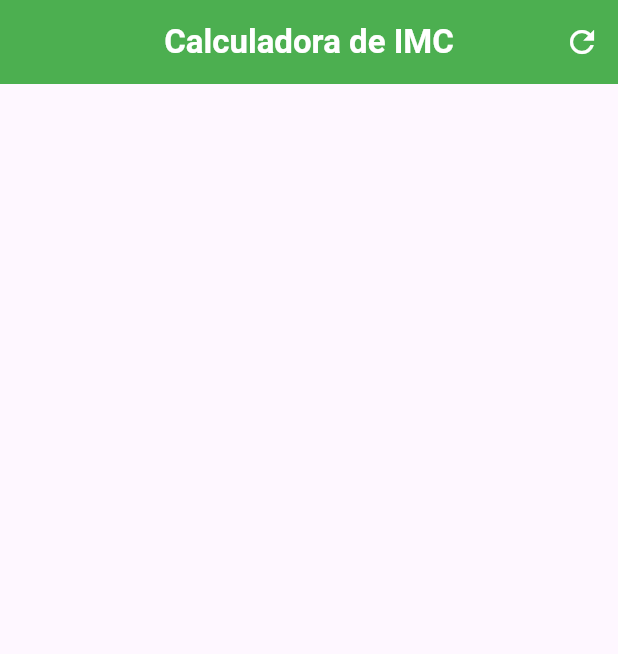
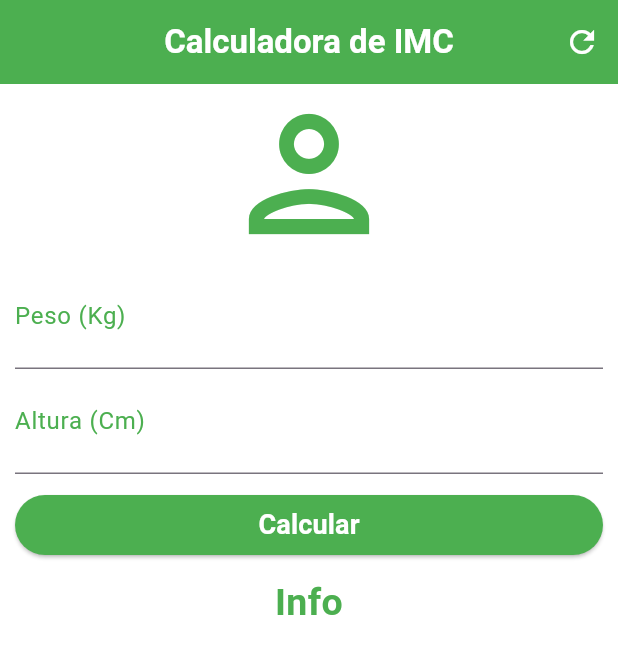
Before and after one commit to jailtonmonteiro/imc_calculator, a Flutter app: the screen it shows after launch, on a phone screen of 412 x 824 dp. Shown: the top 654 px of the screen. Run offline on Flutter 3.47's test engine with Material 3 defaults, Android fonts, the phone set to English and light mode, and no system bars.

Commit message:
Criação de layout base

```diff
--- a/lib/pages/home_page.dart
+++ b/lib/pages/home_page.dart
@@ -31,6 +31,74 @@ class _HomePageState extends State<HomePage> {
           )
         ],
       ),
+      backgroundColor: Colors.white,
+      body: SingleChildScrollView(
+        padding: const EdgeInsets.fromLTRB(10, 0, 10, 0),
+        child: Column(
+          crossAxisAlignment: CrossAxisAlignment.stretch,
+          children: [
+            const Icon(
+              Icons.person_outlined,
+              size: 120.0,
+              color: Colors.green,
+            ),
+            const TextField(
+              keyboardType: TextInputType.number,
+              decoration: InputDecoration(
+                labelText: "Peso (Kg)",
+                labelStyle: TextStyle(
+                  color: Colors.green,
+                ),
+              ),
+              textAlign: TextAlign.center,
+              style: TextStyle(
+                color: Colors.green,
+                fontSize: 25.0,
+              ),
+            ),
+            const TextField(
+              keyboardType: TextInputType.number,
+              decoration: InputDecoration(
+                labelText: "Altura (Cm)",
+                labelStyle: TextStyle(
+                  color: Colors.green,
+                ),
+              ),
+              textAlign: TextAlign.center,
+              style: TextStyle(
+                color: Colors.green,
+                fontSize: 25.0,
+              ),
+            ),
+            Padding(
+              padding: const EdgeInsets.only(top: 10, bottom: 10),
+              child: ElevatedButton(
+                onPressed: () {},
+                style: ElevatedButton.styleFrom(
+                  backgroundColor: Colors.green,
+                ),
+                child: const Text(
+                  'Calcular',
+                  style: TextStyle(
+                    color: Colors.white,
+                    fontSize: 18,
+                    fontWeight: FontWeight.w600,
+                  ),
+                ),
+              ),
+            ),
+            const Text(
+              'Info',
+              textAlign: TextAlign.center,
+              style: TextStyle(
+                color: Colors.green,
+                fontSize: 25,
+                fontWeight: FontWeight.w700,
+              ),
+            )
+          ],
+        ),
+      ),
     );
   }
 }
```
